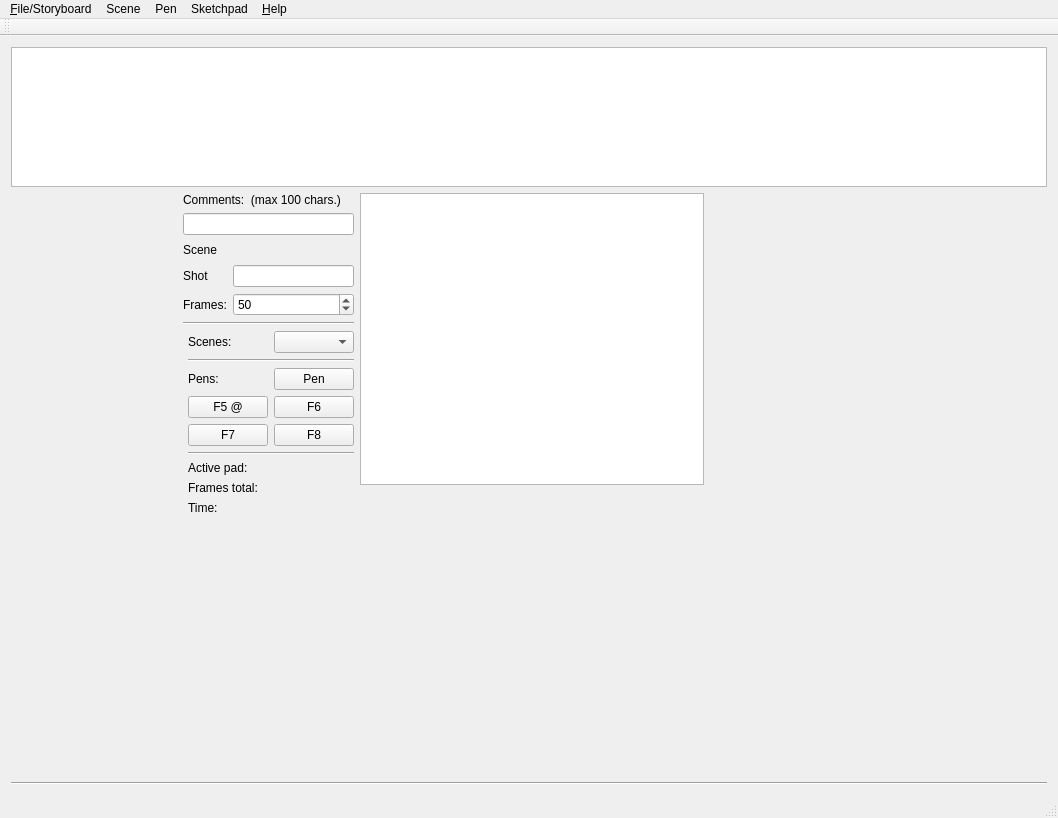
First picture: the form in mainwindow.ui, repository davidlamhauge/dastoryboard, before the edit.
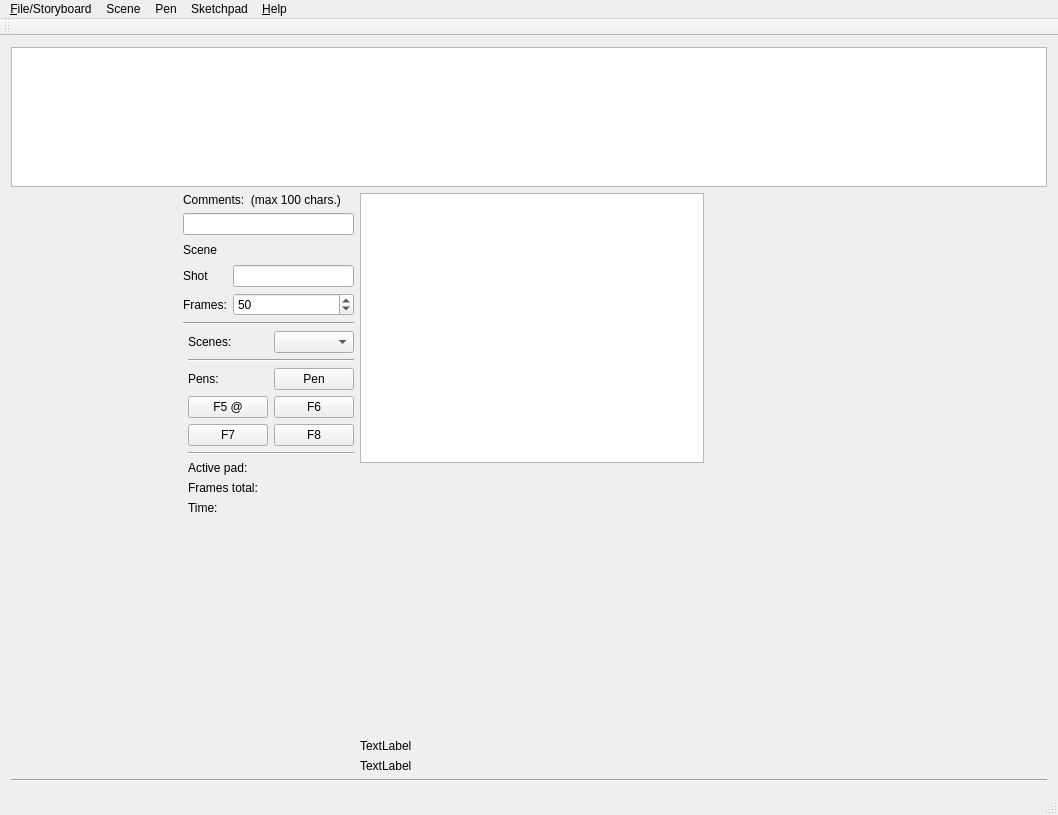
Second picture: the form after the edit.

The edit to the form file:
```diff
--- a/mainwindow.ui
+++ b/mainwindow.ui
@@ -7,7 +7,7 @@
     <x>0</x>
     <y>0</y>
     <width>1058</width>
-    <height>818</height>
+    <height>815</height>
    </rect>
   </property>
   <property name="sizePolicy">
@@ -377,6 +377,20 @@
             </property>
            </spacer>
           </item>
+          <item>
+           <widget class="QLabel" name="labTest1">
+            <property name="text">
+             <string>TextLabel</string>
+            </property>
+           </widget>
+          </item>
+          <item>
+           <widget class="QLabel" name="labTest2">
+            <property name="text">
+             <string>TextLabel</string>
+            </property>
+           </widget>
+          </item>
          </layout>
         </item>
         <item>
```
Left out of the diff: 5 changed lines with no effect on the pictures.
